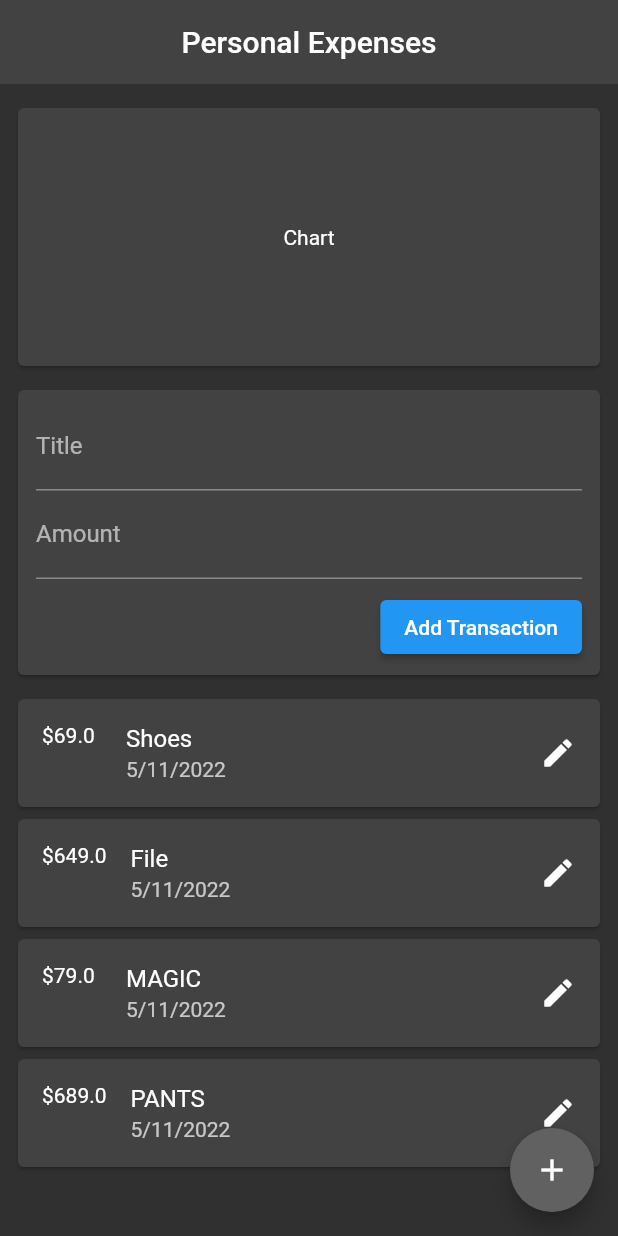
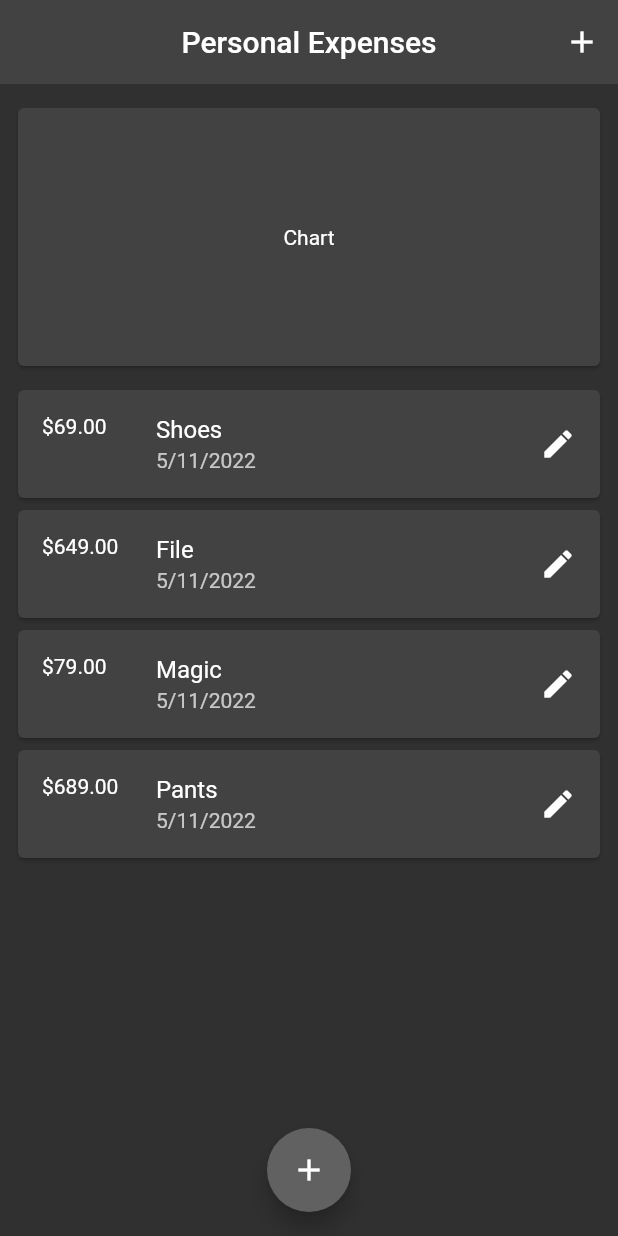
Before and after one commit to IqmanS/flutter-personal-expenses-manager, a Flutter app: the screen it shows after launch, on a phone screen of 412 x 824 dp. Run offline on Flutter 3.47's test engine with Material 2 defaults, Android fonts, the phone set to English and light mode, and no system bars.

```diff
--- a/lib/Widgets/transaction_list.dart
+++ b/lib/Widgets/transaction_list.dart
@@ -1,28 +1,35 @@
+// ignore_for_file: must_be_immutable, use_key_in_widget_constructors, avoid_print
+
 import 'package:flutter/material.dart';
 import 'package:personal_expense/Model/transaction.dart';
 
-class transactionList extends StatelessWidget {
-  transactionList({Key? key, required this.transactions}) : super(key: key);
+class TransactionList extends StatelessWidget {
+  TransactionList({Key? key, required this.transactions}) : super(key: key);
 
-  final List<Transaction> transactions;
-
+  List<Transaction> transactions;
+  //TransactionList(this.transactions);
   @override
   Widget build(BuildContext context) {
-    print(transactions);
-    return Column(
-      children: transactions.map((trans) {
+    return Container(
+      height: 350,
+      child: ListView.builder(
+        itemBuilder: (context, index) {
           return Container(
             height: 80,
             child: Card(
               child: ListTile(
-              leading: Text("\$" + trans.amount.toString()),
-              title: Text(trans.title),
+                minLeadingWidth: 60,
+                leading:
+                    Text("\$" + transactions[index].amount.toStringAsFixed(2)),
+                title: Text(transactions[index].title),
                 trailing: Icon(Icons.edit),
-              subtitle: Text(Date(trans.date)),
+                subtitle: Text(Date(transactions[index].date)),
               ),
             ),
           );
-      }).toList(),
+        },
+        itemCount: transactions.length,
+      ),
     );
   }
 }
--- a/lib/Widgets/user_transaction.dart
+++ b/lib/Widgets/user_transaction.dart
@@ -13,30 +13,11 @@ class UserTransactions extends StatefulWidget {
 class _UserTransactionsState extends State<UserTransactions> {
   @override
   Widget build(BuildContext context) {
-    final List<Transaction> userTransaction = [
-      Transaction(id: "1", title: "Shoes", amount: 69, date: DateTime.now()),
-      Transaction(id: "2", title: "File", amount: 649, date: DateTime.now()),
-      Transaction(id: "2", title: "MAGIC", amount: 79, date: DateTime.now()),
-      Transaction(id: "3", title: "PANTS", amount: 689, date: DateTime.now())
-    ];
-    void addNewTransaction(String title, double amount) {
-      final newTrans = Transaction(
-        title: title,
-        amount: amount,
-        date: DateTime.now(),
-        id: DateTime.now().toString(),
-      );
-      setState(() {
-        userTransaction.add(newTrans);
-        print(userTransaction);
-      });
-    }
-
     return Column(
       children: [
         TransactionInput(addNewTransaction),
         const SizedBox(height: 8),
-        transactionList(
+        TransactionList(
           transactions: userTransaction,
         ),
       ],
--- a/lib/main.dart
+++ b/lib/main.dart
@@ -1,8 +1,9 @@
 import 'package:flutter/material.dart';
-import 'package:personal_expense/Widgets/add_button.dart';
 import 'package:personal_expense/Widgets/chart.dart';
+import 'package:personal_expense/Widgets/transaction_input.dart';
 
-import 'Widgets/user_transaction.dart';
+import 'Model/transaction.dart';
+import 'Widgets/transaction_list.dart';
 
 void main() {
   runApp(const MyApp());
@@ -16,26 +17,70 @@ class MyApp extends StatelessWidget {
       debugShowCheckedModeBanner: false,
       title: 'Personal Expenses',
       theme: ThemeData.dark(),
-      home: MyHomePage(title: 'Flutter Demo Home Page'),
+      home: MyHomePage(title: 'Personal Expenses'),
     );
   }
 }
 
-class MyHomePage extends StatelessWidget {
+class MyHomePage extends StatefulWidget {
   MyHomePage({super.key, required this.title});
   final String title;
+
+  @override
+  State<MyHomePage> createState() => _MyHomePageState();
+}
+
+class _MyHomePageState extends State<MyHomePage> {
+  List<Transaction> userTransaction = [
+    Transaction(id: "1", title: "Shoes", amount: 69, date: DateTime.now()),
+    Transaction(id: "2", title: "File", amount: 649, date: DateTime.now()),
+    Transaction(id: "2", title: "Magic", amount: 79, date: DateTime.now()),
+    Transaction(id: "3", title: "Pants", amount: 689, date: DateTime.now())
+  ];
+  void _addNewTransaction(String title, double amount) {
+    final newTrans = Transaction(
+      title: title,
+      amount: amount,
+      date: DateTime.now(),
+      id: DateTime.now().toString(),
+    );
+    setState(() {
+      userTransaction.add(newTrans);
+      print("New Transaction Added");
+      print(userTransaction);
+    });
+  }
+
+  void _startAddNewTransaction(BuildContext ctx) {
+    showModalBottomSheet(
+      context: ctx,
+      builder: (bctx) {
+        return GestureDetector(
+          onTap: () {},
+          child: TransactionInput(_addNewTransaction),
+          behavior: HitTestBehavior.opaque,
+        );
+      },
+    );
+  }
 
   @override
   Widget build(BuildContext context) {
     return Scaffold(
       appBar: AppBar(
+        actions: <Widget>[
+          IconButton(
+            onPressed: () => _startAddNewTransaction(context),
+            icon: Icon(Icons.add),
+          )
+        ],
         elevation: 0,
         title: const Text("Personal Expenses"),
         centerTitle: true,
       ),
-      body: Padding(
-        padding: const EdgeInsets.all(8.0),
-        child: SingleChildScrollView(
+      body: SingleChildScrollView(
+        child: Container(
+          padding: const EdgeInsets.all(8.0),
           child: Column(
             crossAxisAlignment: CrossAxisAlignment.center,
             mainAxisAlignment: MainAxisAlignment.start,
@@ -47,16 +92,23 @@ class MyHomePage extends StatelessWidget {
               ),
               const SizedBox(height: 8),
               // TransactionInput(),
-              // Expanded(
-              //     child: transactionList(
-              //   transactions: transaction,
-              // )),
-              UserTransactions(),
+              TransactionList(
+                transactions: userTransaction,
+              ),
+              //UserTransactions(),
             ],
           ),
         ),
       ),
-      floatingActionButton: AddButton(),
+      floatingActionButton: FloatingActionButton(
+        backgroundColor: Colors.grey.shade700,
+        child: const Icon(
+          Icons.add,
+          color: Colors.white,
+        ),
+        onPressed: () => _startAddNewTransaction(context),
+      ),
+      floatingActionButtonLocation: FloatingActionButtonLocation.centerFloat,
     );
   }
 }
```
Also changed, not shown: lib/Widgets/transaction_input.dart (+26 -9 lines). Lines whose indentation alone changed are shown as unchanged.
